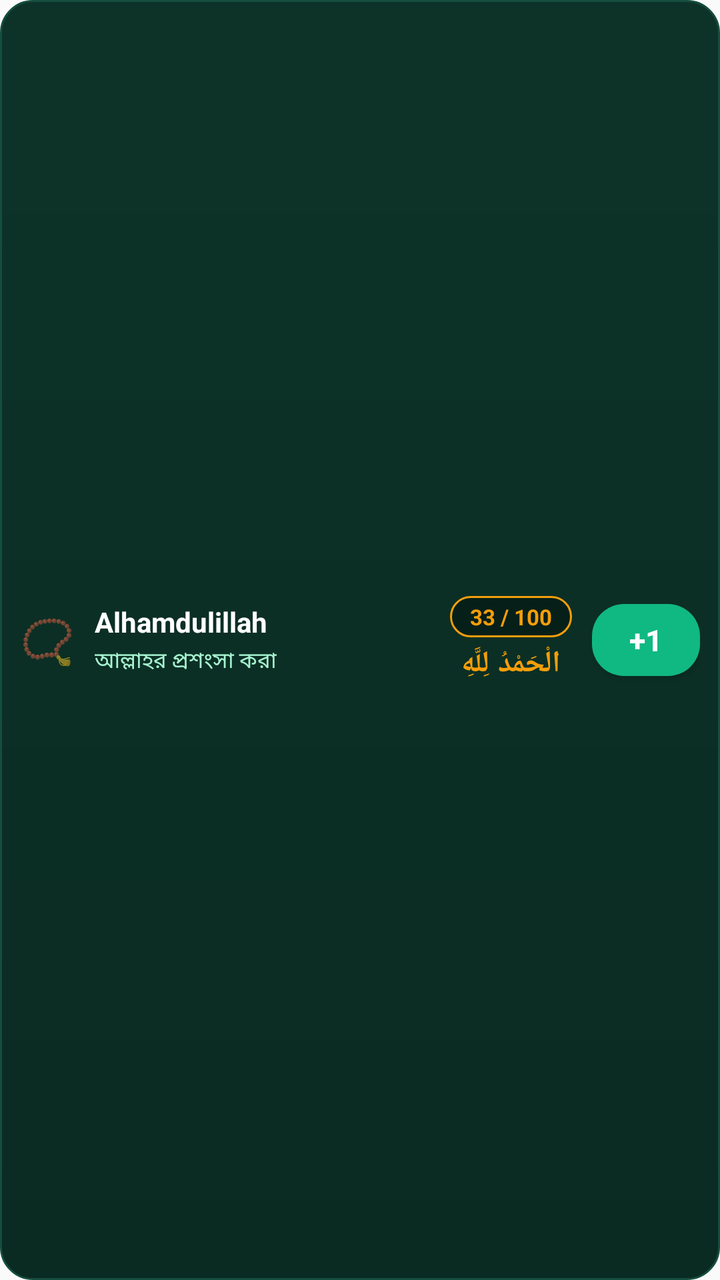
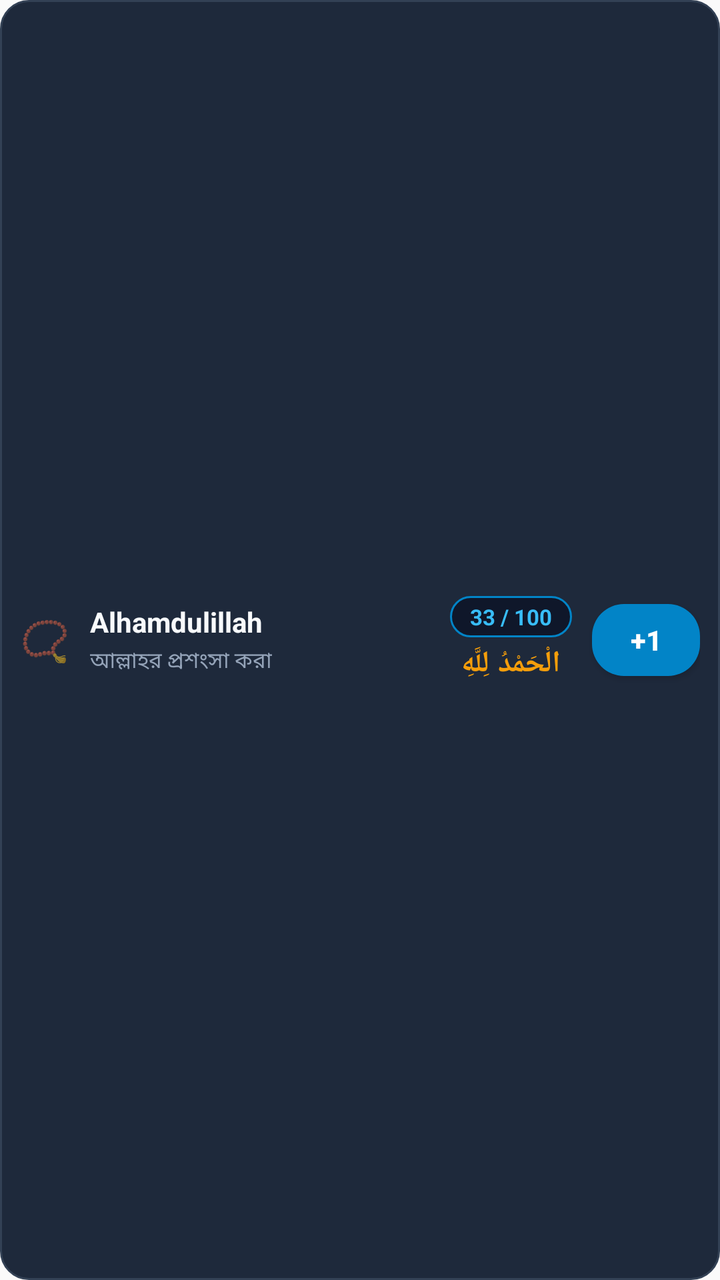

An Android layout rendered at two revisions. The XML below is the earlier revision; the diff shows what the commit changed to produce the second picture.
<!-- AndroidManifest.xml: application theme Theme.RuhuTasbih -->
<!-- res/layout/tasbih_widget_item.xml -->
<?xml version="1.0" encoding="utf-8"?>
<LinearLayout xmlns:android="http://schemas.android.com/apk/res/android"
    android:id="@+id/widget_item_root"
    android:layout_width="match_parent"
    android:layout_height="wrap_content"
    android:layout_marginBottom="8dp"
    android:background="@drawable/widget_item_background"
    android:gravity="center_vertical"
    android:orientation="horizontal"
    android:padding="10dp">

    
    <TextView
        android:id="@+id/widget_item_icon"
        android:layout_width="wrap_content"
        android:layout_height="wrap_content"
        android:layout_marginEnd="10dp"
        android:text="📿"
        android:textSize="22sp" />

    
    <LinearLayout
        android:layout_width="0dp"
        android:layout_height="wrap_content"
        android:layout_weight="1"
        android:orientation="vertical">

        <TextView
            android:id="@+id/widget_item_name"
            android:layout_width="wrap_content"
            android:layout_height="wrap_content"
            android:ellipsize="end"
            android:maxLines="1"
            android:text="Alhamdulillah"
            android:textColor="#FFFFFF"
            android:textSize="14sp"
            android:textStyle="bold" />

        <TextView
            android:id="@+id/widget_item_meaning"
            android:layout_width="wrap_content"
            android:layout_height="wrap_content"
            android:layout_marginTop="2dp"
            android:ellipsize="end"
            android:maxLines="1"
            android:text="আল্লাহর প্রশংসা করা"
            android:textColor="#A7F3D0"
            android:textSize="11sp" />
    </LinearLayout>

    
    <LinearLayout
        android:layout_width="wrap_content"
        android:layout_height="wrap_content"
        android:layout_marginEnd="10dp"
        android:gravity="center_horizontal"
        android:orientation="vertical">

        <TextView
            android:id="@+id/widget_item_count"
            android:layout_width="wrap_content"
            android:layout_height="wrap_content"
            android:background="@drawable/widget_pill_gold_background"
            android:paddingHorizontal="10dp"
            android:paddingVertical="3dp"
            android:text="33 / 100"
            android:textColor="#F59E0B"
            android:textSize="11sp"
            android:textStyle="bold" />

        <TextView
            android:id="@+id/widget_item_arabic"
            android:layout_width="wrap_content"
            android:layout_height="wrap_content"
            android:layout_marginTop="3dp"
            android:text="الْحَمْدُ لِلَّهِ"
            android:textColor="#F59E0B"
            android:textSize="15sp"
            android:textStyle="bold" />
    </LinearLayout>

    
    <Button
        android:id="@+id/widget_item_btn_increment"
        android:layout_width="54dp"
        android:layout_height="36dp"
        android:background="@drawable/widget_btn_green_background"
        android:backgroundTint="#10B981"
        android:padding="0dp"
        android:text="+1"
        android:textColor="#FFFFFF"
        android:textSize="15sp"
        android:textStyle="bold" />

</LinearLayout>
<!-- resources referenced by this layout -->
<resources>
  <!-- drawable widget_btn_green_background (drawable) -->
  <?xml version="1.0" encoding="utf-8"?>
  <shape xmlns:android="http://schemas.android.com/apk/res/android"
      android:shape="rectangle">
      <solid android:color="#10B981" />
      <corners android:radius="16dp" />
  </shape>
  <!-- drawable widget_item_background (drawable) -->
  <?xml version="1.0" encoding="utf-8"?>
  <shape xmlns:android="http://schemas.android.com/apk/res/android"
      android:shape="rectangle">
      <gradient
          android:angle="270"
          android:endColor="#0A2B22"
          android:startColor="#0D3328" />
      <corners android:radius="16dp" />
      <stroke
          android:width="1dp"
          android:color="#154D3E" />
  </shape>
  <!-- drawable widget_pill_gold_background (drawable) -->
  <?xml version="1.0" encoding="utf-8"?>
  <shape xmlns:android="http://schemas.android.com/apk/res/android"
      android:shape="rectangle">
      <solid android:color="#062019" />
      <corners android:radius="16dp" />
      <stroke
          android:width="1dp"
          android:color="#F59E0B" />
  </shape>
  <style name="Theme.RuhuTasbih" parent="android:Theme.Material.Light.NoActionBar" />
</resources>

<!-- the commit's change to res/layout/tasbih_widget_item.xml (unified diff, before → after) -->
@@ -16,7 +16,7 @@
         android:layout_height="wrap_content"
         android:layout_marginEnd="10dp"
         android:text="📿"
-        android:textSize="22sp" />
+        android:textSize="20sp" />
 
     
     <LinearLayout
@@ -32,7 +32,7 @@
             android:ellipsize="end"
             android:maxLines="1"
             android:text="Alhamdulillah"
-            android:textColor="#FFFFFF"
+            android:textColor="#F8FAFC"
             android:textSize="14sp"
             android:textStyle="bold" />
 
@@ -44,7 +44,7 @@
             android:ellipsize="end"
             android:maxLines="1"
             android:text="আল্লাহর প্রশংসা করা"
-            android:textColor="#A7F3D0"
+            android:textColor="#94A3B8"
             android:textSize="11sp" />
     </LinearLayout>
 
@@ -64,7 +64,7 @@
             android:paddingHorizontal="10dp"
             android:paddingVertical="3dp"
             android:text="33 / 100"
-            android:textColor="#F59E0B"
+            android:textColor="#38BDF8"
             android:textSize="11sp"
             android:textStyle="bold" />
 
@@ -85,11 +85,11 @@
         android:layout_width="54dp"
         android:layout_height="36dp"
         android:background="@drawable/widget_btn_green_background"
-        android:backgroundTint="#10B981"
+        android:backgroundTint="#0284C7"
         android:padding="0dp"
         android:text="+1"
         android:textColor="#FFFFFF"
-        android:textSize="15sp"
+        android:textSize="14sp"
         android:textStyle="bold" />
 
 </LinearLayout>
<!-- resource entries referenced after the edit -->
@@ -11,24 +11,21 @@
   <?xml version="1.0" encoding="utf-8"?>
   <shape xmlns:android="http://schemas.android.com/apk/res/android"
       android:shape="rectangle">
-      <gradient
-          android:angle="270"
-          android:endColor="#0A2B22"
-          android:startColor="#0D3328" />
-      <corners android:radius="16dp" />
+      <solid android:color="#1E293B" />
+      <corners android:radius="14dp" />
       <stroke
           android:width="1dp"
-          android:color="#154D3E" />
+          android:color="#334155" />
   </shape>
   <!-- drawable widget_pill_gold_background (drawable) -->
   <?xml version="1.0" encoding="utf-8"?>
   <shape xmlns:android="http://schemas.android.com/apk/res/android"
       android:shape="rectangle">
-      <solid android:color="#062019" />
+      <solid android:color="#0F172A" />
       <corners android:radius="16dp" />
       <stroke
           android:width="1dp"
-          android:color="#F59E0B" />
+          android:color="#0284C7" />
   </shape>
   <style name="Theme.RuhuTasbih" parent="android:Theme.Material.Light.NoActionBar" />
 </resources>
